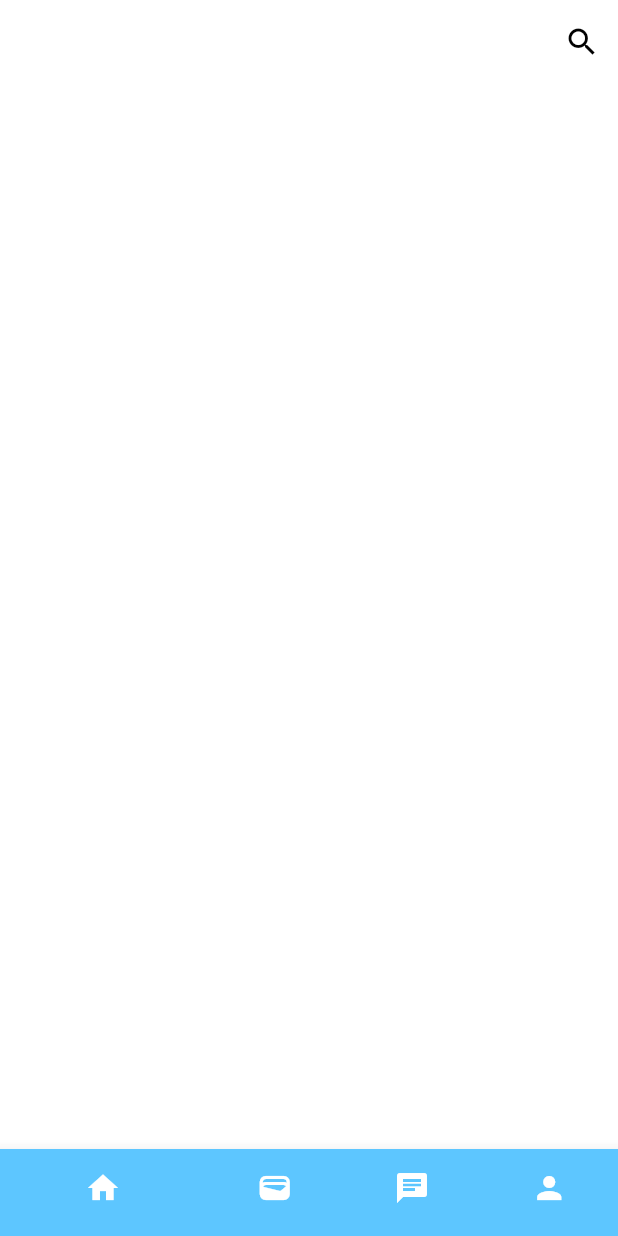
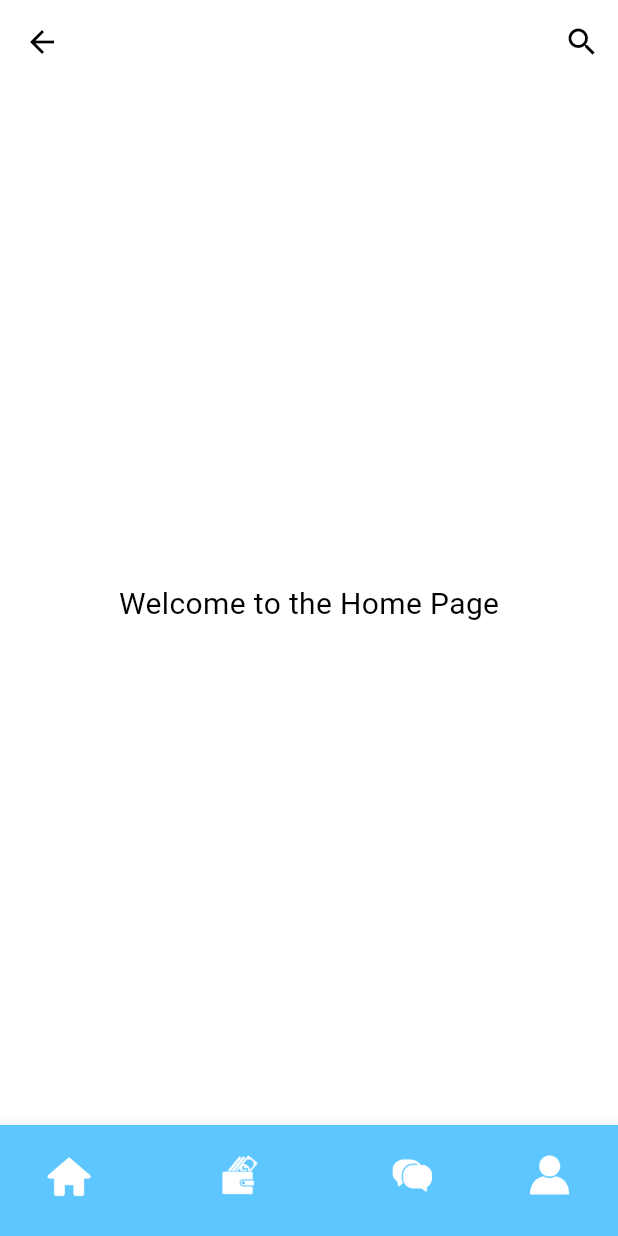
Before and after one commit to Rcciit-Alumni-App/Alumni-App-Flutter, a Flutter app: the screen it shows after launch, on a phone screen of 412 x 824 dp. Run offline on Flutter 3.47's test engine with Material 3 defaults, Android fonts, the phone set to English and light mode, and no system bars; our stand-ins replace flutter_svg, get_it.

```diff
--- /dev/null
+++ b/lib/components/bottomnavbar.dart
@@ -0,0 +1,75 @@
+import 'package:flutter/material.dart';
+import 'package:frontend/services/navigation_service.dart';
+import 'package:get_it/get_it.dart';
+
+class Bottomnavbar extends StatefulWidget {
+  const Bottomnavbar({super.key});
+
+  @override
+  State<Bottomnavbar> createState() => _BottomnavbarState();
+}
+
+class _BottomnavbarState extends State<Bottomnavbar> {
+  late NavigationService navigationService;
+  int _selectedIndex = 1;
+
+  final List<String> _routes = [
+    '/home',
+    '/donation',
+    '/chat',
+    '/profile',
+  ];
+
+  @override
+  void initState() {
+    super.initState();
+    navigationService = GetIt.instance.get<NavigationService>();
+  }
+
+  void _onItemTapped(int index) {
+    setState(() {
+      _selectedIndex = index;
+    });
+    navigationService.pushNamed(_routes[index]);
+  }
+
+  @override
+  Widget build(BuildContext context) {
+    return BottomNavigationBar(
+      backgroundColor: Theme.of(context).colorScheme.secondary,
+      selectedItemColor: Theme.of(context).colorScheme.surface,
+      unselectedItemColor: Theme.of(context).colorScheme.surface,
+      showSelectedLabels: false,
+      showUnselectedLabels: false,
+      currentIndex: _selectedIndex,
+      onTap: _onItemTapped,
+      items: <BottomNavigationBarItem>[
+        BottomNavigationBarItem(
+          backgroundColor: Theme.of(context).colorScheme.secondary,
+          icon: ImageIcon(AssetImage('assets/home.png'),
+            size: 30.0,),
+          label: 'Home',
+        ),
+        BottomNavigationBarItem(
+          backgroundColor: Theme.of(context).colorScheme.secondary,
+          icon: ImageIcon(AssetImage('assets/wallet.png'),
+            size: 30.0,),
+          label: 'Wallet',
+        ),
+        BottomNavigationBarItem(
+          backgroundColor: Theme.of(context).colorScheme.secondary,
+          icon: ImageIcon(AssetImage('assets/chat.png',),
+            size: 40.0,
+          ),
+          label: 'Chat',
+        ),
+        BottomNavigationBarItem(
+          backgroundColor: Theme.of(context).colorScheme.secondary,
+          icon: ImageIcon(AssetImage('assets/person.png'),
+            size: 30.0,),
+          label: 'Profile',
+        ),
+      ],
+    );
+  }
+}
--- a/lib/main.dart
+++ b/lib/main.dart
@@ -1,24 +1,42 @@
 import 'package:flutter/material.dart';
-import 'package:frontend/components/background.dart';
+import 'package:frontend/components/bottomnavbar.dart';
 import 'package:frontend/screens/home_screen.dart';
+import 'package:frontend/services/navigation_service.dart';
+import 'package:frontend/utils.dart';
+import 'package:get_it/get_it.dart';
 import 'constants/colors.dart';
 
 
-void main() {
-  runApp(const MyApp());
+void main() async {
+  await setup();
+  runApp( MyApp());
+}
+
+Future<void> setup() async {
+  WidgetsFlutterBinding.ensureInitialized();
+  await registerService();
 }
 
 class MyApp extends StatelessWidget {
-  const MyApp({super.key});
+  final GetIt getIt = GetIt.instance;
+  late NavigationService navigationService;
+  MyApp({super.key}) {
+    navigationService = getIt.get<NavigationService>();
+  }
 
-  // This widget is the root of your application.
   @override
   Widget build(BuildContext context) {
     return MaterialApp(
+      navigatorKey: navigationService.navigatorKey,
+      debugShowCheckedModeBanner: false,
+      initialRoute: "/home",
+      routes: navigationService.routes,
       theme: lightMode,
       home: Scaffold(
         body: HomePage(),
       ),
     );
   }
+
+
 }
--- a/lib/screens/home_screen.dart
+++ b/lib/screens/home_screen.dart
@@ -1,4 +1,5 @@
 import 'package:flutter/material.dart';
+import 'package:frontend/components/bottomnavbar.dart';
 
 class HomePage extends StatefulWidget {
   const HomePage({super.key});
@@ -21,43 +22,23 @@ class _HomePageState extends State<HomePage> {
         ],
       ),
       body: uiBuild(),
-      bottomNavigationBar: bottomnavbar(),
     );
   }
 
   Widget uiBuild() {
-    return Scaffold();
-  }
-
-  Widget bottomnavbar() {
-    return BottomNavigationBar(
-      backgroundColor: Theme.of(context).colorScheme.primary,
-      selectedItemColor: Theme.of(context).colorScheme.surface,
-      unselectedItemColor: Colors.white,
-      showSelectedLabels: false,
-      showUnselectedLabels: false,
-      items:  <BottomNavigationBarItem>[
-        BottomNavigationBarItem(
-          backgroundColor: Theme.of(context).colorScheme.secondary,
-          icon: Icon(Icons.home),
-          label: 'Home',
+    return Scaffold(
+      body: Center(
+        child: Column(
+          mainAxisAlignment: MainAxisAlignment.center,
+          children: <Widget>[
+            const Text(
+              'Welcome to the Home Page',
+              style: TextStyle(fontSize: 20),
+            ),
+          ],
         ),
-        BottomNavigationBarItem(
-          backgroundColor: Theme.of(context).colorScheme.secondary,
-          icon: Icon(Icons.wallet),
-          label: 'B',
-        ),
-        BottomNavigationBarItem(
-          backgroundColor: Theme.of(context).colorScheme.secondary,
-          icon: Icon(Icons.chat),
-          label: 'School',
-        ),
-        BottomNavigationBarItem(
-          backgroundColor: Theme.of(context).colorScheme.secondary,
-          icon: Icon(Icons.person),
-          label: 'Profile',
-        ),
-      ],
+      ),
+      bottomNavigationBar: Bottomnavbar(),
     );
   }
 }
--- /dev/null
+++ b/lib/services/navigation_service.dart
@@ -0,0 +1,41 @@
+import 'package:flutter/material.dart';
+import 'package:frontend/screens/chat_screen.dart';
+import 'package:frontend/screens/donation_screen.dart';
+import 'package:frontend/screens/home_screen.dart';
+import 'package:frontend/screens/profile_screen.dart';
+
+class NavigationService {
+  late GlobalKey<NavigatorState> navigatorKey;
+  final Map<String, Widget Function(BuildContext)> routes = {
+    '/home': (context) => const HomePage(),
+    '/chat': (context) => const ChatPage(),
+    '/donation': (context) => const DonationPage(),
+    '/profile': (context) => const ProfilePage(),
+  };
+
+  GlobalKey<NavigatorState>? get nav {
+    return navigatorKey;
+  }
+
+  Map<String, Widget Function(BuildContext)> get route {
+    return routes;
+  }
+
+  NavigationService() {
+    navigatorKey = GlobalKey<NavigatorState>();
+  }
+
+  void push(MaterialPageRoute route) {
+    navigatorKey.currentState?.push(route);
+  }
+
+  void pushNamed(String routeName) {
+    navigatorKey.currentState?.pushNamed(routeName);
+  }
+  void pushReplacementNamed (String routeName) {
+    navigatorKey.currentState?.pushReplacementNamed(routeName);
+  }
+  void goback (){
+    navigatorKey.currentState?.pop();
+  }
+}
--- a/pubspec.yaml
+++ b/pubspec.yaml
@@ -37,6 +37,7 @@ dependencies:
   cupertino_icons: ^1.0.6
   flutter_svg: ^1.0.0
   google_fonts: ^4.0.0
+  get_it: ^7.7.0
 
 dev_dependencies:
   flutter_test:
```
Also changed, not shown: lib/screens/chat_screen.dart (added, +29 -0 lines), lib/screens/donation_screen.dart (added, +29 -0 lines), lib/screens/profile_screen.dart (added, +29 -0 lines), lib/utils.dart (added, +10 -0 lines), assets/chat.png (added), assets/home.png (added), assets/person.png (added), assets/wallet.png (added), pubspec.lock, 1 other file.
